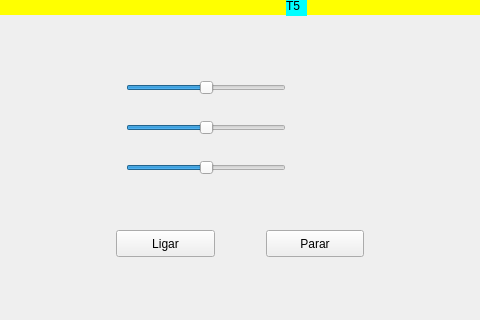
Before: the Qt Designer form mainwindow.ui in LuigiVanin/os-project-thread-mutex, drawn with Qt 5; both pictures show x 314 to 794 and y 457 to 777 of the 1039 by 777 pixel window.
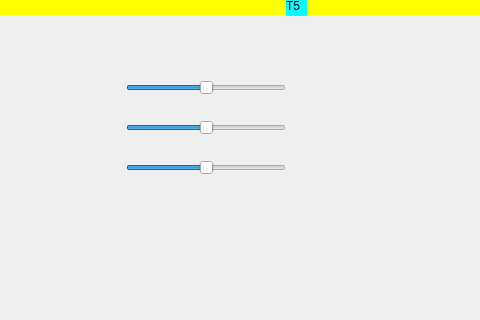
After: the same form once the commit is applied.

Commit message: refactor: refactoring track to be its own class

What changed in the file:
```diff
--- a/mainwindow.ui
+++ b/mainwindow.ui
@@ -94,38 +94,6 @@
      <string/>
     </property>
    </widget>
-   <widget class="QPushButton" name="pushButton">
-    <property name="geometry">
-     <rect>
-      <x>430</x>
-      <y>670</y>
-      <width>99</width>
-      <height>27</height>
-     </rect>
-    </property>
-    <property name="cursor">
-     <cursorShape>PointingHandCursor</cursorShape>
-    </property>
-    <property name="text">
-     <string>Ligar</string>
-    </property>
-   </widget>
-   <widget class="QPushButton" name="pushButton_2">
-    <property name="geometry">
-     <rect>
-      <x>580</x>
-      <y>670</y>
-      <width>98</width>
-      <height>27</height>
-     </rect>
-    </property>
-    <property name="cursor">
-     <cursorShape>PointingHandCursor</cursorShape>
-    </property>
-    <property name="text">
-     <string>Parar</string>
-    </property>
-   </widget>
    <widget class="QLabel" name="label_trilho6">
     <property name="geometry">
      <rect>
```
Left out of the diff: 4 changed lines with no effect on the pictures. The commit also changes 7 other files.
